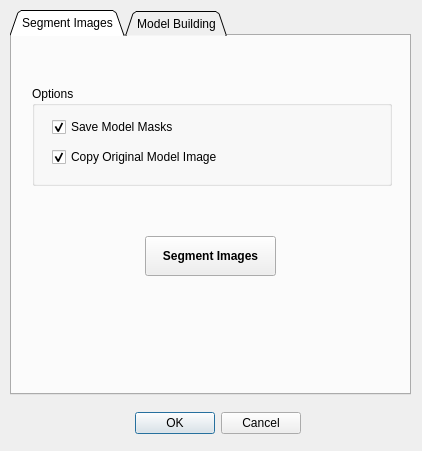
Qt form QDialog_ModelBuilding.ui (JohnStranzl/GRIME-AI) before a commit.
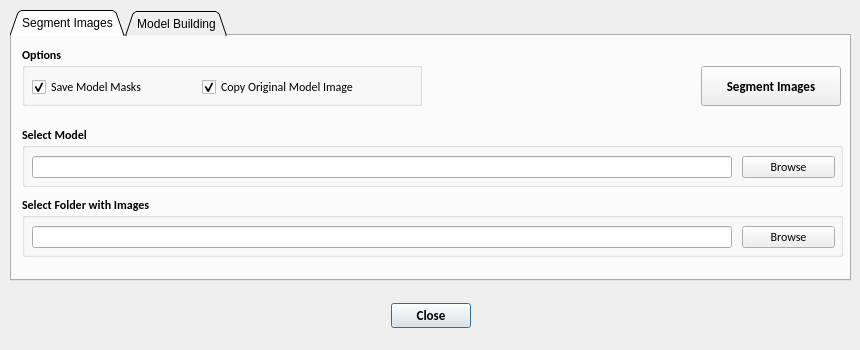
The same form after that commit.

Commit message: UI Changes (Re-design and enhancements)

Diff of the .ui file:
```diff
--- a/QDialog_ModelBuilding.ui
+++ b/QDialog_ModelBuilding.ui
@@ -6,8 +6,8 @@
    <rect>
     <x>0</x>
     <y>0</y>
-    <width>422</width>
-    <height>451</height>
+    <width>860</width>
+    <height>350</height>
    </rect>
   </property>
   <property name="windowTitle">
@@ -16,17 +16,28 @@
   <widget class="QDialogButtonBox" name="buttonBox">
    <property name="geometry">
     <rect>
-     <x>130</x>
-     <y>407</y>
-     <width>171</width>
+     <x>375</x>
+     <y>300</y>
+     <width>111</width>
      <height>32</height>
     </rect>
    </property>
+   <property name="font">
+    <font>
+     <family>Calibri</family>
+     <pointsize>10</pointsize>
+     <weight>75</weight>
+     <bold>true</bold>
+    </font>
+   </property>
    <property name="orientation">
     <enum>Qt::Horizontal</enum>
    </property>
    <property name="standardButtons">
-    <set>QDialogButtonBox::Cancel|QDialogButtonBox::Ok</set>
+    <set>QDialogButtonBox::Close</set>
+   </property>
+   <property name="centerButtons">
+    <bool>true</bool>
    </property>
   </widget>
   <widget class="QTabWidget" name="tabWidget_ToolPalette">
@@ -37,8 +48,8 @@
     <rect>
      <x>10</x>
      <y>10</y>
-     <width>401</width>
-     <height>385</height>
+     <width>841</width>
+     <height>271</height>
     </rect>
    </property>
    <property name="sizePolicy">
@@ -63,27 +74,178 @@
     <attribute name="title">
      <string>Segment Images</string>
     </attribute>
+    <widget class="QGroupBox" name="groupBox_SelectModel">
+     <property name="geometry">
+      <rect>
+       <x>10</x>
+       <y>90</y>
+       <width>821</width>
+       <height>61</height>
+      </rect>
+     </property>
+     <property name="font">
+      <font>
+       <family>Calibri</family>
+       <weight>75</weight>
+       <bold>true</bold>
+       <underline>false</underline>
+      </font>
+     </property>
+     <property name="title">
+      <string>Select Model</string>
+     </property>
+     <widget class="QLineEdit" name="lineEdit_segmentation_model_file">
+      <property name="geometry">
+       <rect>
+        <x>10</x>
+        <y>30</y>
+        <width>700</width>
+        <height>22</height>
+       </rect>
+      </property>
+      <property name="font">
+       <font>
+        <family>Calibri</family>
+        <pointsize>10</pointsize>
+        <weight>50</weight>
+        <bold>false</bold>
+        <underline>false</underline>
+       </font>
+      </property>
+      <property name="toolTip">
+       <string>You must select the model that you want to use for segmenting the images.</string>
+      </property>
+      <property name="clearButtonEnabled">
+       <bool>false</bool>
+      </property>
+     </widget>
+     <widget class="QPushButton" name="pushButton_Select_Model">
+      <property name="geometry">
+       <rect>
+        <x>720</x>
+        <y>30</y>
+        <width>93</width>
+        <height>22</height>
+       </rect>
+      </property>
+      <property name="font">
+       <font>
+        <family>Calibri</family>
+        <pointsize>9</pointsize>
+        <weight>50</weight>
+        <bold>false</bold>
+        <underline>false</underline>
+       </font>
+      </property>
+      <property name="text">
+       <string>Browse</string>
+      </property>
+     </widget>
+    </widget>
+    <widget class="QGroupBox" name="groupBox_Select_Images_Folder">
+     <property name="geometry">
+      <rect>
+       <x>10</x>
+       <y>160</y>
+       <width>821</width>
+       <height>61</height>
+      </rect>
+     </property>
+     <property name="font">
+      <font>
+       <family>Calibri</family>
+       <weight>75</weight>
+       <bold>true</bold>
+       <underline>false</underline>
+      </font>
+     </property>
+     <property name="title">
+      <string>Select Folder with Images </string>
+     </property>
+     <widget class="QLineEdit" name="lineEdit_segmentation_images_folder">
+      <property name="geometry">
+       <rect>
+        <x>10</x>
+        <y>30</y>
+        <width>700</width>
+        <height>22</height>
+       </rect>
+      </property>
+      <property name="font">
+       <font>
+        <family>Calibri</family>
+        <pointsize>10</pointsize>
+        <weight>50</weight>
+        <bold>false</bold>
+        <underline>false</underline>
+       </font>
+      </property>
+      <property name="toolTip">
+       <string>You must select a folder containing the images that you want to segment.</string>
+      </property>
+     </widget>
+     <widget class="QPushButton" name="pushButton_Select_Images_Folder">
+      <property name="geometry">
+       <rect>
+        <x>720</x>
+        <y>30</y>
+        <width>93</width>
+        <height>22</height>
+       </rect>
+      </property>
+      <property name="font">
+       <font>
+        <family>Calibri</family>
+        <pointsize>9</pointsize>
+        <weight>50</weight>
+        <bold>false</bold>
+        <underline>false</underline>
+       </font>
+      </property>
+      <property name="text">
+       <string>Browse</string>
+      </property>
+     </widget>
+    </widget>
     <widget class="QGroupBox" name="groupBox_2">
      <property name="geometry">
       <rect>
-       <x>20</x>
-       <y>50</y>
-       <width>360</width>
-       <height>100</height>
+       <x>10</x>
+       <y>10</y>
+       <width>400</width>
+       <height>60</height>
       </rect>
      </property>
+     <property name="font">
+      <font>
+       <family>Calibri</family>
+       <weight>75</weight>
+       <bold>true</bold>
+      </font>
+     </property>
      <property name="title">
       <string>Options</string>
      </property>
+     <property name="flat">
+      <bool>false</bool>
+     </property>
      <widget class="QCheckBox" name="checkBox_saveModelMasks">
       <property name="geometry">
        <rect>
-        <x>20</x>
+        <x>10</x>
         <y>30</y>
-        <width>160</width>
+        <width>150</width>
         <height>22</height>
        </rect>
       </property>
+      <property name="font">
+       <font>
+        <family>Calibri</family>
+        <pointsize>9</pointsize>
+        <weight>50</weight>
+        <bold>false</bold>
+       </font>
+      </property>
       <property name="text">
        <string>Save Model Masks</string>
       </property>
@@ -94,12 +256,20 @@
      <widget class="QCheckBox" name="checkBox_copyOriginalModelImage">
       <property name="geometry">
        <rect>
-        <x>20</x>
-        <y>60</y>
-        <width>191</width>
+        <x>180</x>
+        <y>30</y>
+        <width>200</width>
         <height>22</height>
        </rect>
       </property>
+      <property name="font">
+       <font>
+        <family>Calibri</family>
+        <pointsize>9</pointsize>
+        <weight>50</weight>
+        <bold>false</bold>
+       </font>
+      </property>
       <property name="text">
        <string>Copy Original Model Image</string>
       </property>
@@ -111,14 +281,16 @@
     <widget class="QPushButton" name="pushButton_Segment">
      <property name="geometry">
       <rect>
-       <x>133</x>
-       <y>200</y>
-       <width>131</width>
+       <x>689</x>
+       <y>30</y>
+       <width>140</width>
        <height>40</height>
       </rect>
      </property>
      <property name="font">
       <font>
+       <family>Calibri</family>
+       <pointsize>10</pointsize>
        <weight>75</weight>
        <bold>true</bold>
       </font>
```
Left out of the diff: 126 changed lines with no effect on the pictures. The commit also changes 5 other files.
